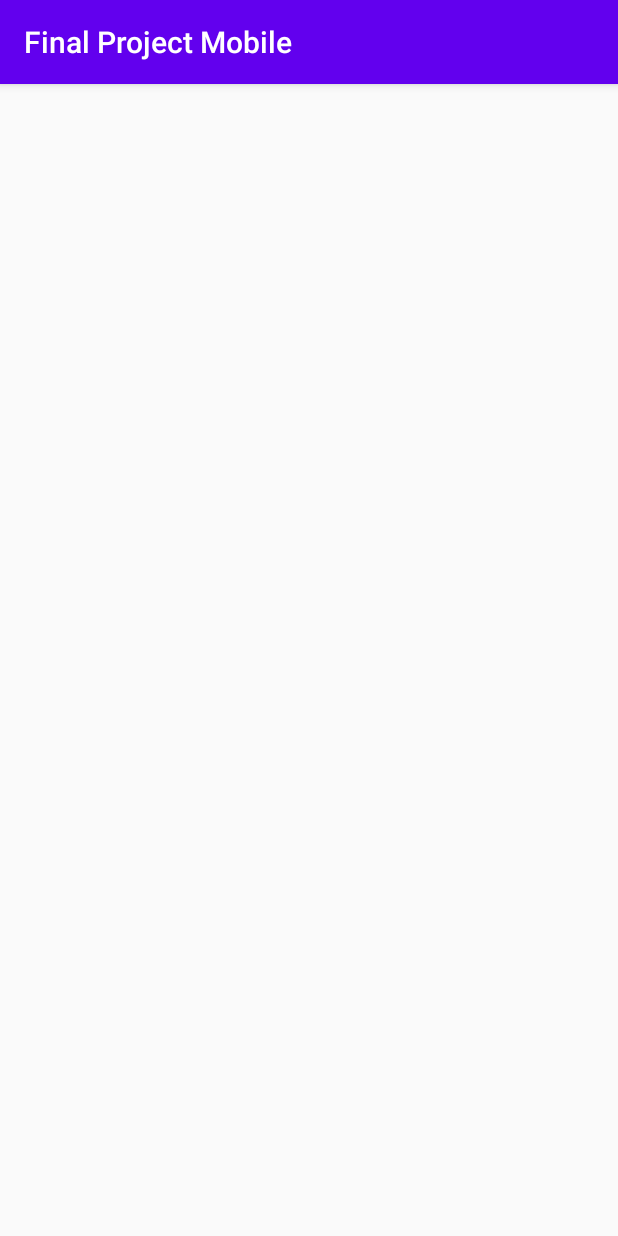
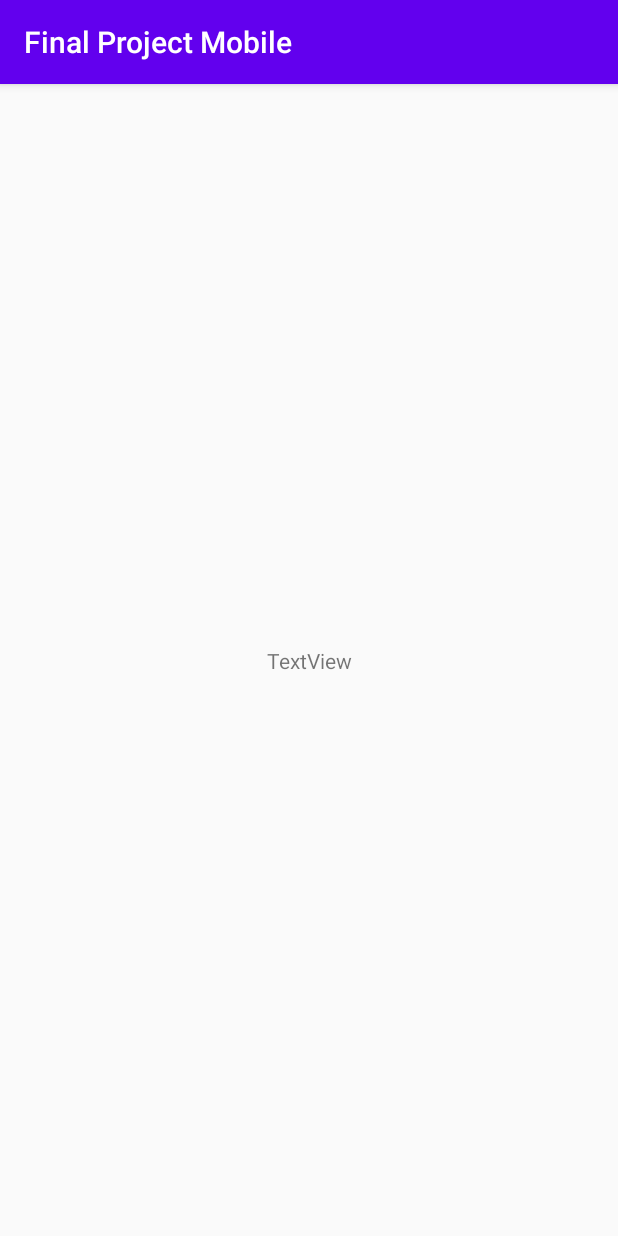
Before and after one commit to justinelgr/DesignPatterns-FinalProjectMobile-Java, an Android app: the LoggedInActivity screen opened directly, with no data from a screen before it, on a phone screen of 412 x 824 dp. Run offline under Robolectric (Android 15) with nearby library versions, the phone set to English and light mode, and no system bars.

Commit message:
Logged in activity OK

```diff
--- a/app/src/main/java/com/example/finalprojectmobile/RegisterActivity.java
+++ b/app/src/main/java/com/example/finalprojectmobile/RegisterActivity.java
@@ -31,7 +31,7 @@ public class RegisterActivity extends AppCompatActivity {
         UserDbHelper dbHelper = new UserDbHelper(getApplicationContext());
         SQLiteDatabase db = dbHelper.getWritableDatabase();
         //dbHelper.onUpgrade(db, 0, 0); // When I want to clean the database
-        User user = new User();
+        User user = User.getInstance();
 
         EditText username = (EditText)findViewById(R.id.username);
         EditText password = (EditText)findViewById(R.id.password);
--- a/app/src/main/res/layout/activity_logged_in.xml
+++ b/app/src/main/res/layout/activity_logged_in.xml
@@ -6,4 +6,13 @@
     android:layout_height="match_parent"
     tools:context=".LoggedInActivity">
 
+    <TextView
+        android:id="@+id/textView"
+        android:layout_width="wrap_content"
+        android:layout_height="wrap_content"
+        android:text="TextView"
+        app:layout_constraintBottom_toBottomOf="parent"
+        app:layout_constraintEnd_toEndOf="parent"
+        app:layout_constraintStart_toStartOf="parent"
+        app:layout_constraintTop_toTopOf="parent" />
 </androidx.constraintlayout.widget.ConstraintLayout>
--- a/app/src/main/res/layout/activity_login.xml
+++ b/app/src/main/res/layout/activity_login.xml
@@ -66,6 +66,7 @@
         android:id="@+id/loginButton"
         android:layout_width="wrap_content"
         android:layout_height="wrap_content"
+        android:onClick="goToLoggedInActivity"
         android:text="@string/login"
         app:layout_constraintBottom_toBottomOf="parent"
         app:layout_constraintEnd_toEndOf="parent"
```
Also changed, not shown: app/src/main/java/com/example/finalprojectmobile/LoginActivity.java (+30 -0 lines), app/src/main/java/com/example/finalprojectmobile/User.java (+3 -10 lines), app/src/main/java/com/example/finalprojectmobile/database/UserDbHelper.java (+29 -0 lines).
